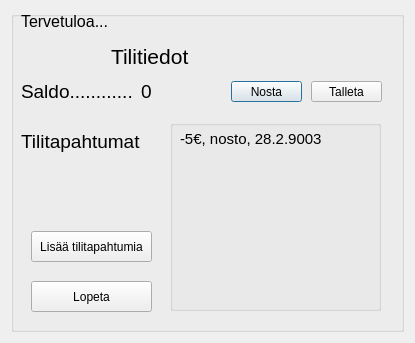
The window that bankautomat/valikko.ui (bank-2022/group15) describes before a commit, drawn with Qt 5.
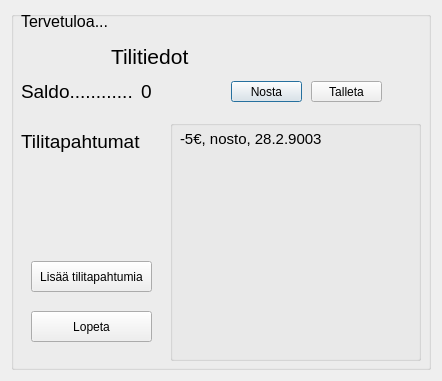
The same window after the commit.

Diff of the .ui file:
```diff
--- a/bankautomat/valikko.ui
+++ b/bankautomat/valikko.ui
@@ -6,8 +6,8 @@
    <rect>
     <x>0</x>
     <y>0</y>
-    <width>415</width>
-    <height>343</height>
+    <width>442</width>
+    <height>381</height>
    </rect>
   </property>
   <property name="windowTitle">
@@ -139,7 +139,7 @@
       <property name="geometry">
        <rect>
         <x>20</x>
-        <y>220</y>
+        <y>250</y>
         <width>121</width>
         <height>31</height>
        </rect>
@@ -153,8 +153,8 @@
        <rect>
         <x>159</x>
         <y>109</y>
-        <width>211</width>
-        <height>191</height>
+        <width>251</width>
+        <height>241</height>
        </rect>
       </property>
       <property name="title">
@@ -165,8 +165,8 @@
         <rect>
          <x>10</x>
          <y>10</y>
-         <width>191</width>
-         <height>171</height>
+         <width>231</width>
+         <height>221</height>
         </rect>
        </property>
        <property name="font">
@@ -186,7 +186,7 @@
       <property name="geometry">
        <rect>
         <x>20</x>
-        <y>270</y>
+        <y>300</y>
         <width>121</width>
         <height>31</height>
        </rect>
```
